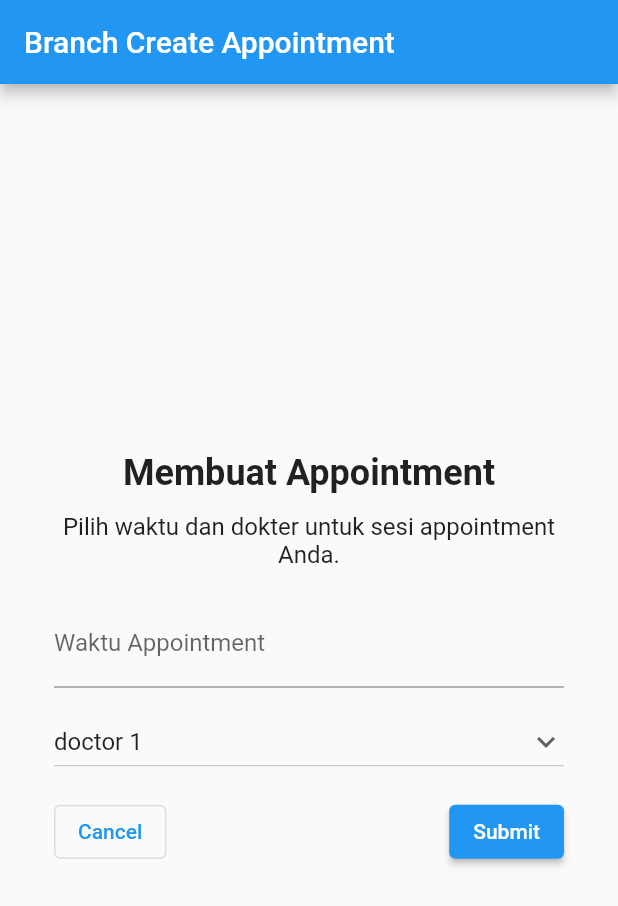
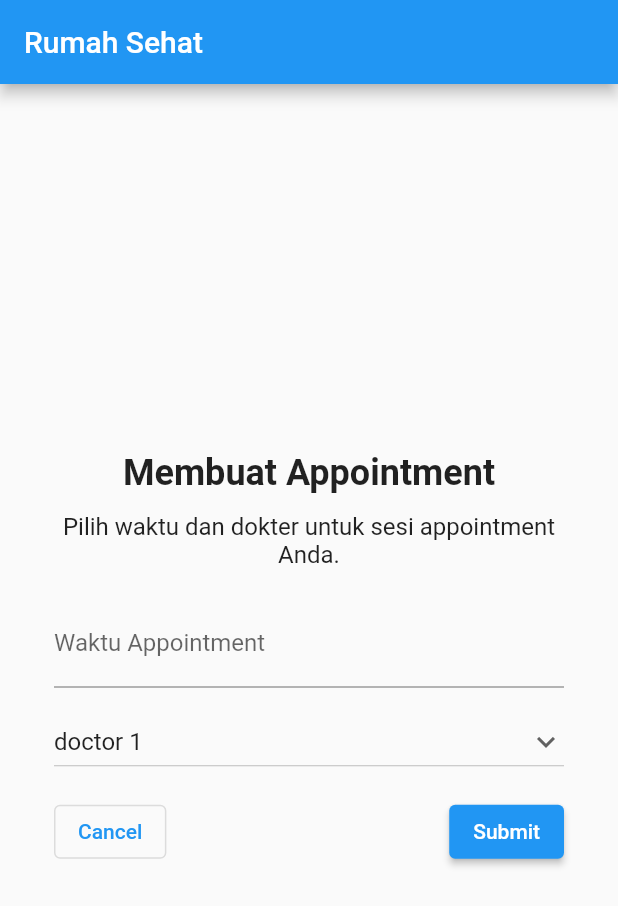
Before and after one commit to marthanatasha/rumahsehat, a Flutter app: the screen it shows after launch, on a phone screen of 412 x 824 dp. Shown: the top 906 px of the screen. Run offline on Flutter 3.47's test engine with Material 2 defaults, Android fonts, the phone set to English and light mode, and no system bars; our stand-ins replace flutter_datetime_picker.

Commit message:
feat: update flutter appbar

```diff
--- a/rumahsehat_flutter/lib/main.dart
+++ b/rumahsehat_flutter/lib/main.dart
@@ -17,9 +17,9 @@ class MyApp extends StatelessWidget {
       ),
       home: Scaffold(
         appBar: AppBar(
-          title: Text('Branch Create Appointment'),
+          title: const Text('Rumah Sehat'),
         ),
-        body: FormCreateAppointment(),
+        body: FormCreateAppointment(), // TODO: Masih ganti2 sesuai apa yang mau gue liat :)
       ),
       // home: const MyHomePage(title: 'Flutter Demo Home Page'),
     );
--- a/rumahsehat_flutter/lib/pages/form_create_appointment.dart
+++ b/rumahsehat_flutter/lib/pages/form_create_appointment.dart
@@ -121,7 +121,7 @@ class _FormCreateAppointment extends State<FormCreateAppointment> {
                                   TextButton(
                                     child: const Text('Oke deh bang'),
                                     onPressed: () {
-                                      Navigator.of(context).pop();
+                                      Navigator.of(context).pop(); // TODO: Tembak API
                                     },
                                   ),
                                 ],
```
